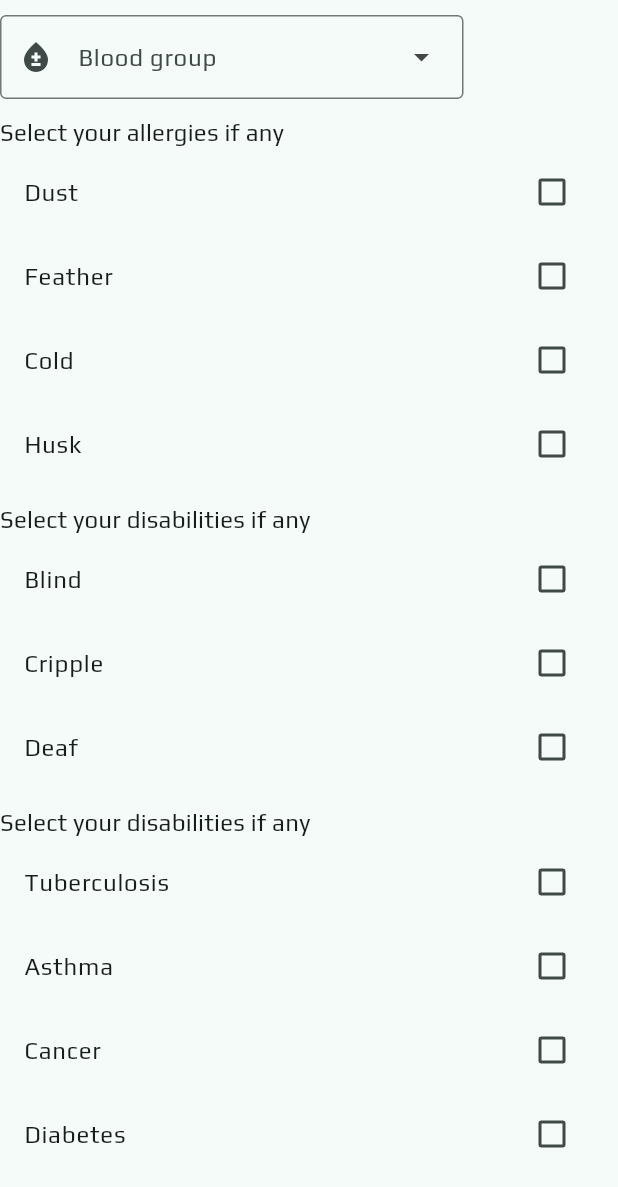
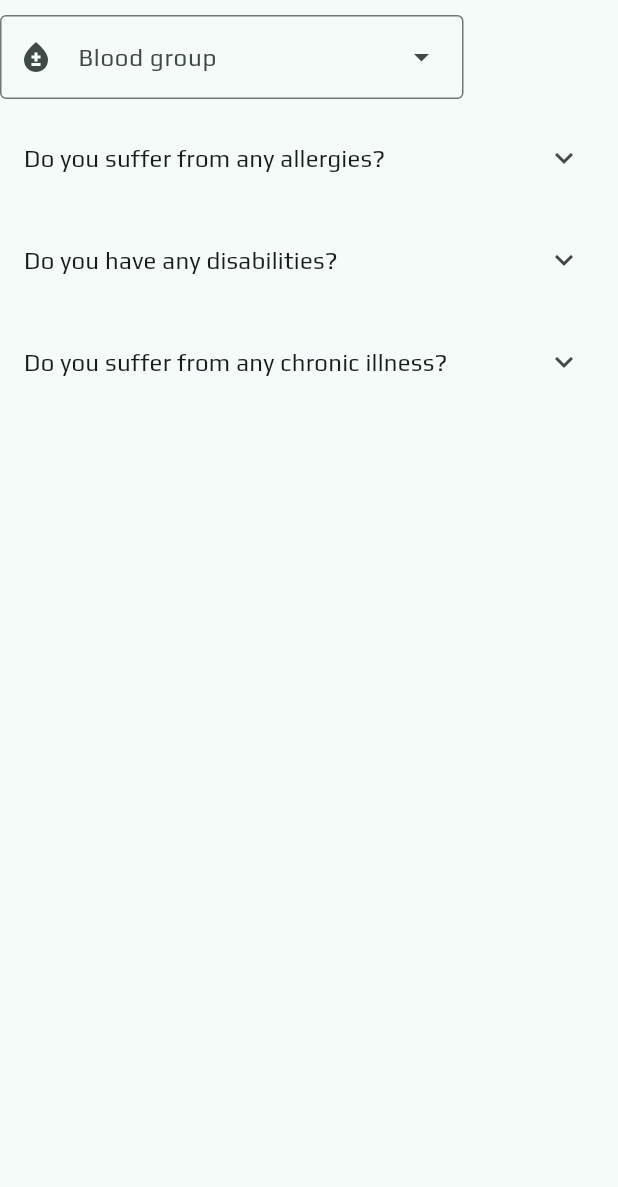
Before and after one commit to palladiumkenya/nishauri_new, a Flutter app: the HealthInformation widget shown alone on an empty page, opened directly with empty values, on a phone screen of 412 x 824 dp. Shown: the top 1187 px of the screen. Run offline on Flutter 3.47's test engine with Material 2 defaults, Android fonts, the phone set to English and light mode, and no system bars; our stand-ins replace fl_chart, flutter_riverpod, flutter_svg, form_validator, freezed_annotation, go_router and 5 more; accounts and stored records are empty.

Commit message:
Profile form state handled and works great though validation not properly tested Improved multi-choice widget to use expansion tile and looks and work great

```diff
--- a/lib/src/features/user/presentation/forms/HealthInformation.dart
+++ b/lib/src/features/user/presentation/forms/HealthInformation.dart
@@ -50,7 +50,7 @@ class _HealthInformationState extends State<HealthInformation> {
             MultiChoiceCheckListChoice(label: "Cold", value: "cold"),
             MultiChoiceCheckListChoice(label: "Husk", value: "husk"),
           ],
-          label: "Select your allergies if any",
+          label: "Do you suffer from any allergies?",
           value: allergies,
           onValueChanged: (values) => setState(() {
             allergies = values;
@@ -63,7 +63,7 @@ class _HealthInformationState extends State<HealthInformation> {
             MultiChoiceCheckListChoice(label: "Cripple", value: "cripple"),
             MultiChoiceCheckListChoice(label: "Deaf", value: "deaf"),
           ],
-          label: "Select your disabilities if any",
+          label: "Do you have any disabilities?",
           value: disabilities,
           onValueChanged: (values) => setState(() {
             disabilities = values;
@@ -77,7 +77,7 @@ class _HealthInformationState extends State<HealthInformation> {
             MultiChoiceCheckListChoice(label: "Cancer", value: "cancer"),
             MultiChoiceCheckListChoice(label: "Diabetes", value: "diabetes"),
           ],
-          label: "Select your disabilities if any",
+          label: "Do you suffer from any chronic illness?",
           value: chronics,
           onValueChanged: (values) => setState(() {
             chronics = values;
--- a/lib/src/shared/input/MultiChoiceCheckList.dart
+++ b/lib/src/shared/input/MultiChoiceCheckList.dart
@@ -24,12 +24,10 @@ class MultiChoiceCheckList extends StatelessWidget {
   @override
   Widget build(BuildContext context) {
     final theme = Theme.of(context);
-    return Column(
-      mainAxisAlignment: MainAxisAlignment.start,
-      crossAxisAlignment: CrossAxisAlignment.start,
-      children: [
-        Text(label, style: theme.textTheme.titleMedium ),
-        ...items
+
+    return ExpansionTile(
+      title: Text(label, style: theme.textTheme.titleMedium),
+      children: items
           .map(
             (e) => CheckboxListTile(
               value: value.any((element) => element.value == e.value),
@@ -49,8 +47,7 @@ class MultiChoiceCheckList extends StatelessWidget {
               title: Text(e.label),
             ),
           )
-            .toList()
-      ],
+          .toList(),
     );
   }
 }
```
Also changed, not shown: lib/src/features/user/presentation/forms/PhysicalCharacteristicInformation.dart (+5 -3 lines). Lines whose indentation alone changed are shown as unchanged.
